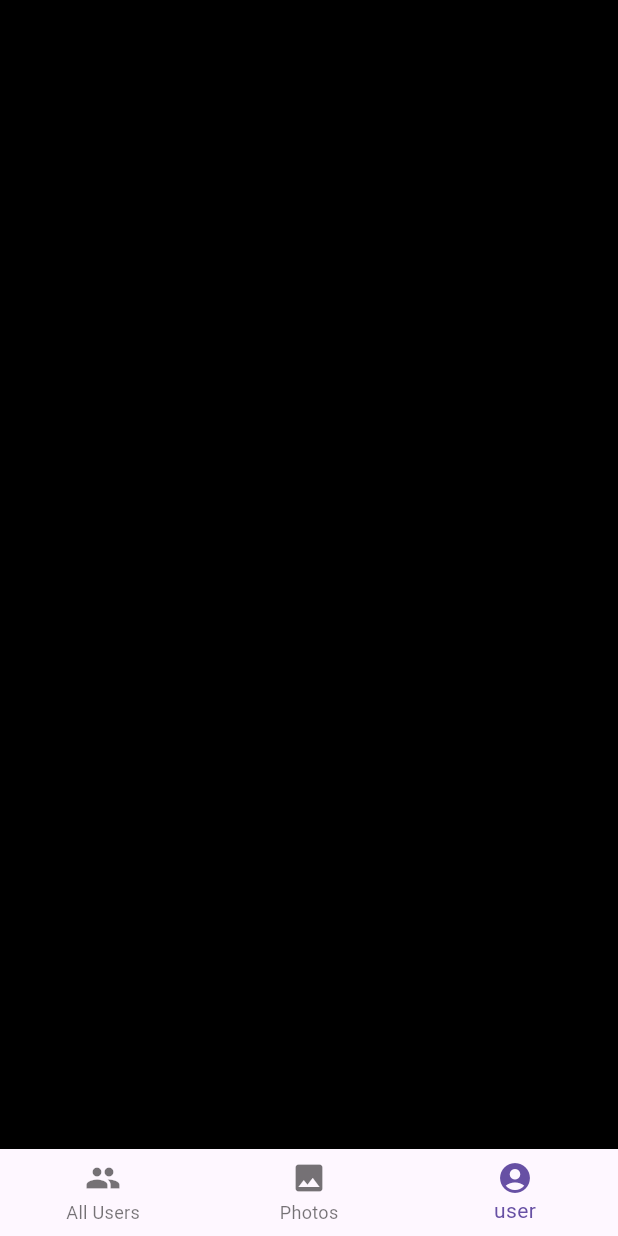
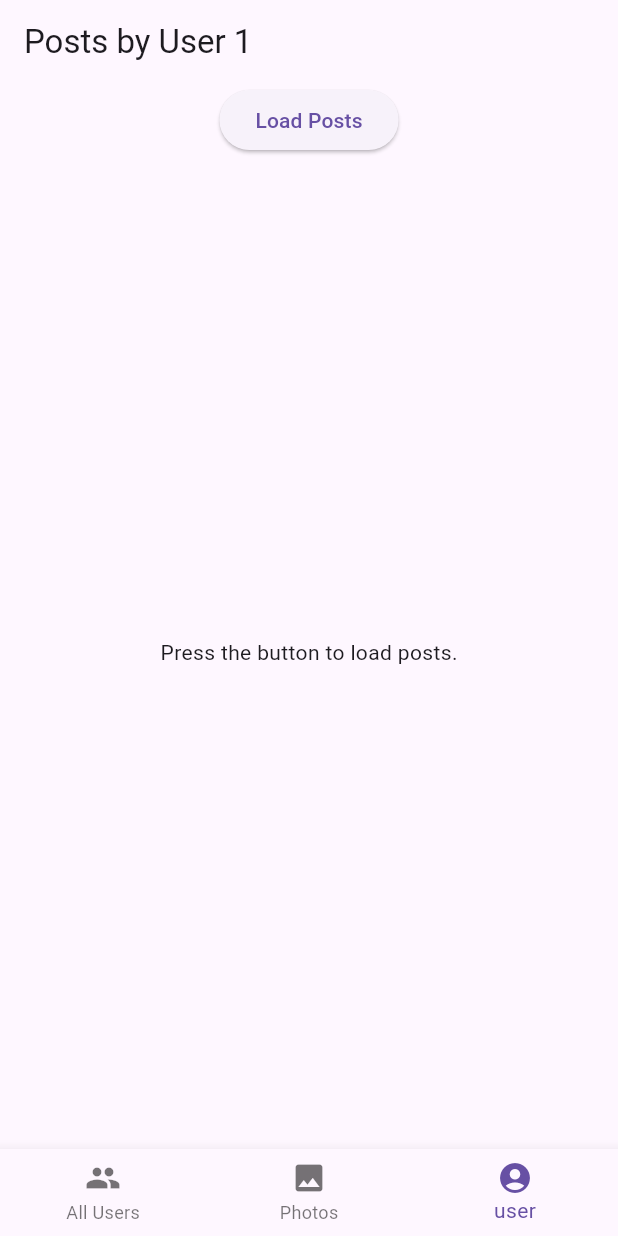
Before and after one commit to Flutter-gg-1/API-assignment, a Flutter app: the screen it shows after launch, on a phone screen of 412 x 824 dp. Run offline on Flutter 3.47's test engine with Material 3 defaults, Android fonts, the phone set to English and light mode, and no system bars; our stand-ins replace bloc, flutter_bloc.

Commit message:
done with the post view

```diff
--- a/api_assignment/lib/bloc/users_event.dart
+++ b/api_assignment/lib/bloc/users_event.dart
@@ -6,3 +6,5 @@ sealed class UsersEvent {}
 class GetUserEvent extends UsersEvent{}
 
 class GetPhotoEvent extends UsersEvent{}
+
+class GetPostsEvent extends UsersEvent {}
--- a/api_assignment/lib/bloc/users_state.dart
+++ b/api_assignment/lib/bloc/users_state.dart
@@ -14,10 +14,15 @@ class ErrorState extends UsersState {
 
 class ShowUserState extends UsersState {
   final List<UserModel> listUser;
-  ShowUserState( this.listUser);
+  ShowUserState(this.listUser);
 }
 
 class ShowPhotoState extends UsersState {
   final List<PhotoModel> listPhoto;
-  ShowPhotoState( this.listPhoto);
+  ShowPhotoState(this.listPhoto);
 }
+
+class ShowPostState extends UsersState {
+  final List<PostModel> postList;
+  ShowPostState(this.postList);
+}
--- /dev/null
+++ b/api_assignment/lib/models/post_model.dart
@@ -0,0 +1,28 @@
+class PostModel {
+  PostModel({
+    required this.userId,
+    required this.id,
+    required this.title,
+    required this.body,
+  });
+  late final int userId;
+  late final int id;
+  late final String title;
+  late final String body;
+
+  PostModel.fromJson(Map<String, dynamic> json){
+    userId = json['userId'];
+    id = json['id'];
+    title = json['title'];
+    body = json['body'];
+  }
+
+  Map<String, dynamic> toJson() {
+    final _data = <String, dynamic>{};
+    _data['userId'] = userId;
+    _data['id'] = id;
+    _data['title'] = title;
+    _data['body'] = body;
+    return _data;
+  }
+}
--- a/api_assignment/lib/views/one_user_view.dart
+++ b/api_assignment/lib/views/one_user_view.dart
@@ -1,12 +1,64 @@
+import 'package:api_assignment/bloc/users_bloc.dart';
+import 'package:api_assignment/models/post_model.dart';
 import 'package:flutter/material.dart';
+import 'package:flutter_bloc/flutter_bloc.dart';
 
 class OneUserView extends StatelessWidget {
   const OneUserView({super.key});
 
   @override
   Widget build(BuildContext context) {
-    return const Scaffold(
-      backgroundColor: Colors.black,
+    return Scaffold(
+      appBar: AppBar(
+        title: Text("Posts by User 1"),
+      ),
+      body: Column(
+        children: [
+          ElevatedButton(
+            onPressed: () {
+              // Trigger the GetPostsEvent to load posts
+              context.read<UsersBloc>().add(GetPostsEvent());
+            },
+            child: Text("Load Posts"),
+          ),
+          Expanded(
+            child: BlocBuilder<UsersBloc, UsersState>(
+              builder: (context, state) {
+                if (state is LoadingState) {
+                  return Center(
+                    child: CircularProgressIndicator(),
+                  );
+                }
+
+                if (state is ShowPostState) {
+                  final List<PostModel> postsList = state.postList;
+
+                  return ListView.builder(
+                    itemCount: postsList.length,
+                    itemBuilder: (context, index) {
+                      final post = postsList[index];
+                      return ListTile(
+                        title: Text(post.title),
+                        subtitle: Text(post.body),
+                      );
+                    },
+                  );
+                }
+
+                if (state is ErrorState) {
+                  return Center(
+                    child: Text(state.msg),
+                  );
+                }
+
+                return Center(
+                  child: Text("Press the button to load posts."),
+                );
+              },
+            ),
+          ),
+        ],
+      ),
     );
   }
 }
```
Also changed, not shown: api_assignment/lib/bloc/users_bloc.dart (+17 -6 lines), api_assignment/lib/networking/mixing/photo_endpoint.dart (+0 -21 lines), api_assignment/lib/networking/mixing/post_endpoint.dart (+66 -0 lines).
